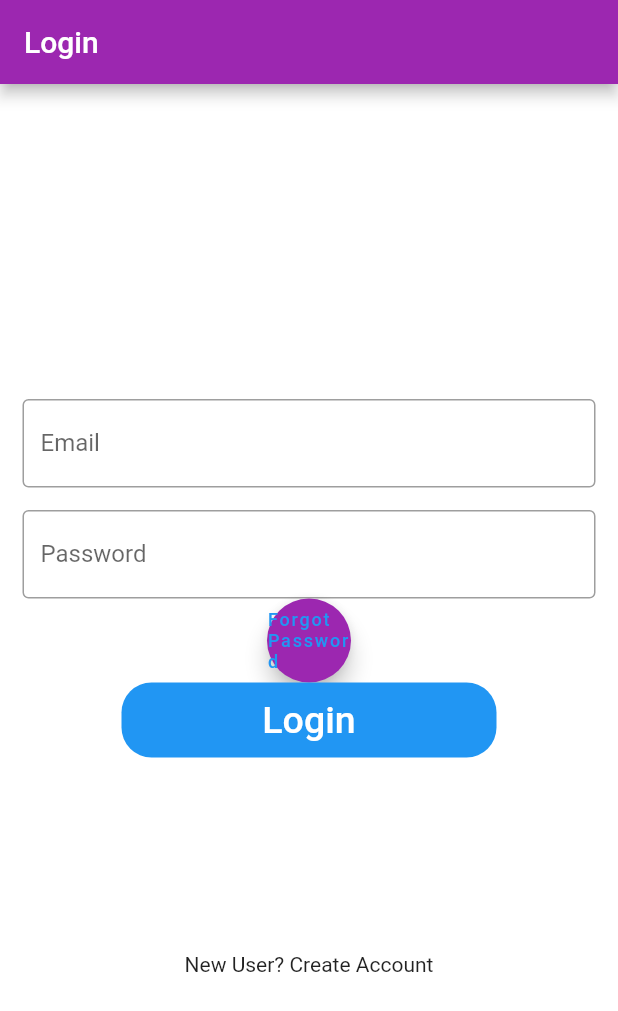
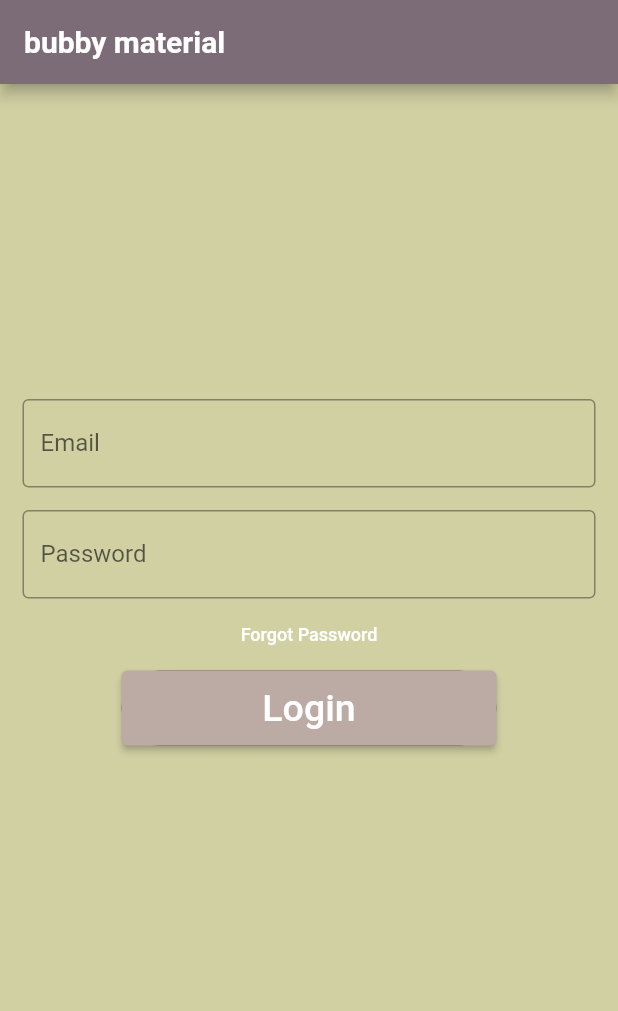
Before and after one commit to kahshiuhtang/bubbyMaterial, a Flutter app: the screen it shows after launch, on a phone screen of 412 x 824 dp. Shown: the top 1011 px of the screen. Run offline on Flutter 3.47's test engine with Material 2 defaults, Android fonts, the phone set to English and light mode, and no system bars; our stand-ins replace sqflite; accounts and stored records are empty.

Commit message:
Changed colors

```diff
--- a/App/ptr/lib/screens/loginScreen.dart
+++ b/App/ptr/lib/screens/loginScreen.dart
@@ -1,4 +1,5 @@
 import 'package:flutter/material.dart';
+import 'package:flutter/cupertino.dart';
 import 'package:ptr/screens/homeScreen.dart';
 
 class LoginScreen extends StatefulWidget {
@@ -9,8 +10,17 @@ class LoginScreen extends StatefulWidget {
 class _LoginScreenState extends State<LoginScreen> {
   Widget build(BuildContext context) {
     return Scaffold(
-      backgroundColor: Colors.white,
-      appBar: AppBar(title: Text("Login")),
+      backgroundColor: Color(0xffD1D0A3),
+      appBar: AppBar(
+        title: Text(
+          "bubby material",
+          style: TextStyle(
+              color: Color(0xffFFFFFFF),
+              fontWeight: FontWeight.bold,
+              fontFamily: 'Roboto'),
+        ),
+        backgroundColor: Color(0xFF7C6C77),
+      ),
       body: Container(
         child: Column(children: <Widget>[
           Padding(
@@ -43,35 +53,33 @@ class _LoginScreenState extends State<LoginScreen> {
                   hintText: 'Enter password'),
             ),
           ),
-          FloatingActionButton(
+          FlatButton(
             onPressed: () {
               //Forgot Password
             },
             child: Text(
               'Forgot Password',
-              style: TextStyle(color: Colors.blue, fontSize: 12),
+              style: TextStyle(color: Colors.white, fontSize: 12),
             ),
           ),
           Container(
             height: 50,
             width: 250,
             decoration: BoxDecoration(
-                color: Colors.blue, borderRadius: BorderRadius.circular(20)),
-            child: FlatButton(
+                color: Color(0xff502F4C),
+                borderRadius: BorderRadius.circular(40)),
+            child: ElevatedButton(
+              style: ElevatedButton.styleFrom(primary: Colors.brown[200]),
               onPressed: () {
                 Navigator.push(
                     context, MaterialPageRoute(builder: (_) => HomeScreen()));
               },
               child: Text(
                 'Login',
-                style: TextStyle(color: Colors.white, fontSize: 25),
+                style: TextStyle(color: Color(0xffffffff), fontSize: 25),
               ),
             ),
           ),
-          SizedBox(
-            height: 130,
-          ),
-          Text('New User? Create Account')
         ]),
       ),
     );
```
Also changed, not shown: App/ptr/lib/main.dart (+1 -69 lines), App/ptr/lib/screens/homeScreen.dart (+5 -2 lines), App/ptr/lib/widgets/BottomNavigationBar.dart (added, +39 -0 lines).
